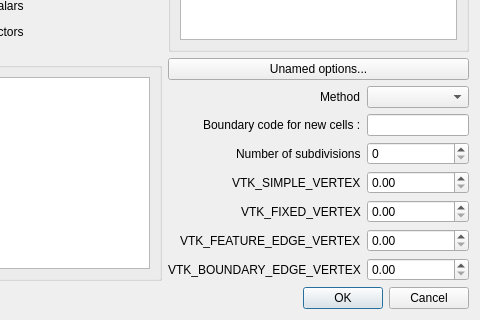
Before: the Qt Designer form guismoothsurface.ui in enGits/engrid, drawn with Qt 5; both pictures show x 123 to 603 and y 240 to 560 of the 603 by 560 pixel window.
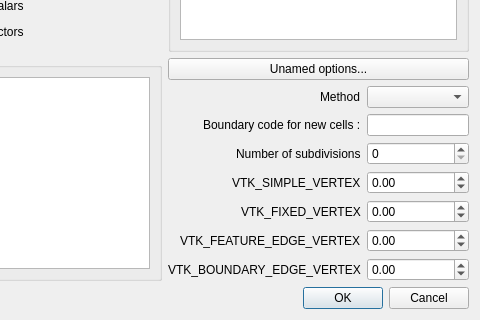
After: the same form once the commit is applied. Icons and pictures are not drawn.

The edit to the form file:
```diff
--- a/guismoothsurface.ui
+++ b/guismoothsurface.ui
@@ -245,7 +245,11 @@
           </widget>
          </item>
          <item row="3" column="1" >
-          <widget class="QDoubleSpinBox" name="doubleSpinBox_VTK_SIMPLE_VERTEX" />
+          <widget class="QDoubleSpinBox" name="doubleSpinBox_VTK_SIMPLE_VERTEX" >
+           <property name="minimum" >
+            <double>-1.000000000000000</double>
+           </property>
+          </widget>
          </item>
          <item row="4" column="0" >
           <widget class="QLabel" name="label_6" >
@@ -269,13 +273,25 @@
           </widget>
          </item>
          <item row="4" column="1" >
-          <widget class="QDoubleSpinBox" name="doubleSpinBox_VTK_FIXED_VERTEX" />
+          <widget class="QDoubleSpinBox" name="doubleSpinBox_VTK_FIXED_VERTEX" >
+           <property name="minimum" >
+            <double>-1.000000000000000</double>
+           </property>
+          </widget>
          </item>
          <item row="5" column="1" >
-          <widget class="QDoubleSpinBox" name="doubleSpinBox_VTK_FEATURE_EDGE_VERTEX" />
+          <widget class="QDoubleSpinBox" name="doubleSpinBox_VTK_FEATURE_EDGE_VERTEX" >
+           <property name="minimum" >
+            <double>-1.000000000000000</double>
+           </property>
+          </widget>
          </item>
          <item row="6" column="1" >
-          <widget class="QDoubleSpinBox" name="doubleSpinBox_VTK_BOUNDARY_EDGE_VERTEX" />
+          <widget class="QDoubleSpinBox" name="doubleSpinBox_VTK_BOUNDARY_EDGE_VERTEX" >
+           <property name="minimum" >
+            <double>-1.000000000000000</double>
+           </property>
+          </widget>
          </item>
         </layout>
        </item>
```
